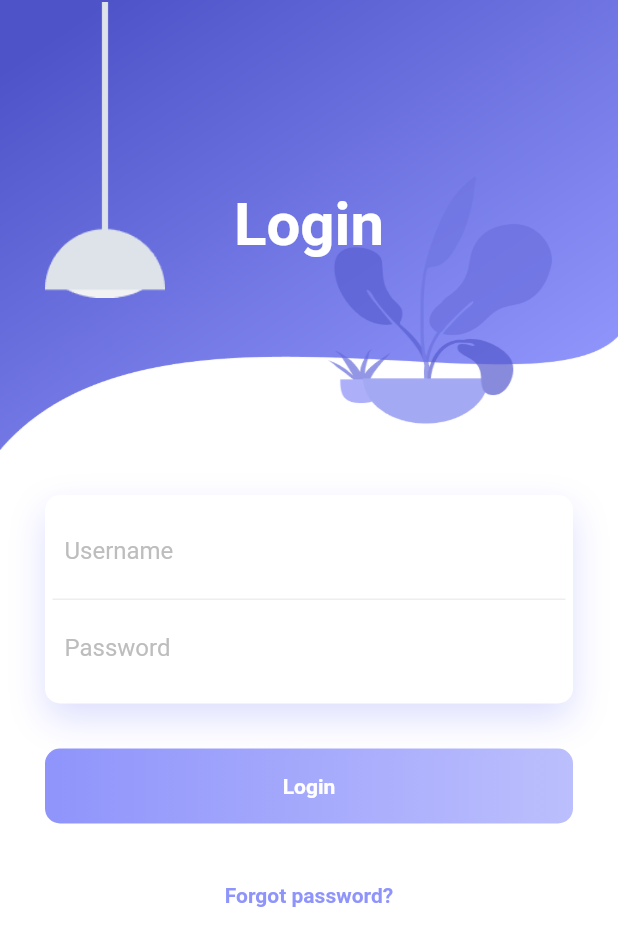
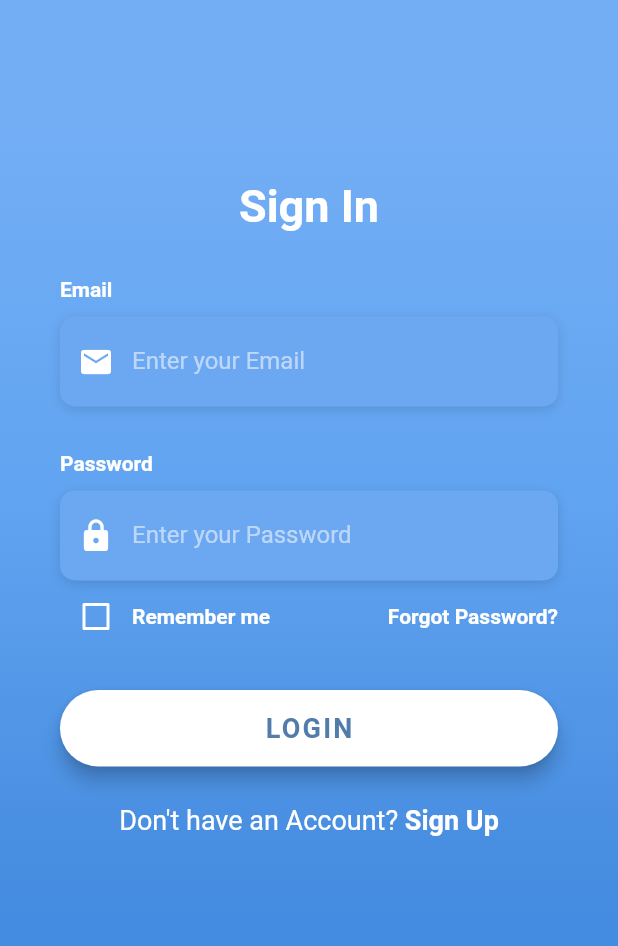
Before and after one commit to timeitel/travel_app, a Flutter app: the screen it shows after launch, on a phone screen of 412 x 824 dp. Shown: the top 946 px of the screen. Run offline on Flutter 3.47's test engine with Material 2 defaults, Android fonts, the phone set to English and light mode, and no system bars; our stand-ins replace font_awesome_flutter; Roboto replaces fonts that are missing (OpenSans).

Commit message:
style: Login screen

```diff
--- a/lib/screens/login_screen.dart
+++ b/lib/screens/login_screen.dart
@@ -1,124 +1,282 @@
 import 'package:flutter/material.dart';
-import 'package:travel_app/screens/home_screen.dart';
+import 'package:flutter/services.dart';
 
-class LoginScreen extends StatelessWidget {
+class LoginScreen extends StatefulWidget {
+  @override
+  _LoginScreenState createState() => _LoginScreenState();
+}
+
+final kHintTextStyle = TextStyle(
+  color: Colors.white54,
+  fontFamily: 'OpenSans',
+);
+
+final kLabelStyle = TextStyle(
+  color: Colors.white,
+  fontWeight: FontWeight.bold,
+  fontFamily: 'OpenSans',
+);
+
+final kBoxDecorationStyle = BoxDecoration(
+  color: Color(0xFF6CA8F1),
+  borderRadius: BorderRadius.circular(10.0),
+  boxShadow: [
+    BoxShadow(
+      color: Colors.black12,
+      blurRadius: 6.0,
+      offset: Offset(0, 2),
+    ),
+  ],
+);
+
+class _LoginScreenState extends State<LoginScreen> {
+  bool _rememberMe = false;
+
+  Widget _buildForgotPasswordBtn() {
+    return Container(
+      alignment: Alignment.centerRight,
+      child: FlatButton(
+        onPressed: () => print('Forgot Password Button Pressed'),
+        padding: EdgeInsets.only(right: 0.0),
+        child: Text(
+          'Forgot Password?',
+          style: kLabelStyle,
+        ),
+      ),
+    );
+  }
+
+  Widget _buildRememberMeCheckbox() {
+    return Container(
+      height: 20.0,
+      child: Row(
+        children: <Widget>[
+          Theme(
+            data: ThemeData(unselectedWidgetColor: Colors.white),
+            child: Checkbox(
+              value: _rememberMe,
+              checkColor: Colors.green,
+              activeColor: Colors.white,
+              onChanged: (value) {
+                setState(() {
+                  _rememberMe = value;
+                });
+              },
+            ),
+          ),
+          Text(
+            'Remember me',
+            style: kLabelStyle,
+          ),
+        ],
+      ),
+    );
+  }
+
+  Widget _buildLoginBtn() {
+    return Container(
+      padding: EdgeInsets.symmetric(vertical: 25.0),
+      width: double.infinity,
+      child: RaisedButton(
+        elevation: 5.0,
+        onPressed: () => print('Login Button Pressed'),
+        padding: EdgeInsets.all(15.0),
+        shape: RoundedRectangleBorder(
+          borderRadius: BorderRadius.circular(30.0),
+        ),
+        color: Colors.white,
+        child: Text(
+          'LOGIN',
+          style: TextStyle(
+            color: Color(0xFF527DAA),
+            letterSpacing: 1.5,
+            fontSize: 18.0,
+            fontWeight: FontWeight.bold,
+            fontFamily: 'OpenSans',
+          ),
+        ),
+      ),
+    );
+  }
+
+  Widget _buildSignupBtn() {
+    return GestureDetector(
+      onTap: () => print('Sign Up Button Pressed'),
+      child: RichText(
+        text: TextSpan(
+          children: [
+            TextSpan(
+              text: 'Don\'t have an Account? ',
+              style: TextStyle(
+                color: Colors.white,
+                fontSize: 18.0,
+                fontWeight: FontWeight.w400,
+              ),
+            ),
+            TextSpan(
+              text: 'Sign Up',
+              style: TextStyle(
+                color: Colors.white,
+                fontSize: 18.0,
+                fontWeight: FontWeight.bold,
+              ),
+            ),
+          ],
+        ),
+      ),
+    );
+  }
+
   @override
   Widget build(BuildContext context) {
     return Scaffold(
-      backgroundColor: Colors.white,
-      body: Container(
-        child: Column(
+      body: AnnotatedRegion<SystemUiOverlayStyle>(
+        value: SystemUiOverlayStyle.light,
+        child: GestureDetector(
+          onTap: () => FocusScope.of(context).unfocus(),
+          child: Stack(
             children: <Widget>[
               Container(
-              height: 300.0,
+                height: double.infinity,
+                width: double.infinity,
                 decoration: BoxDecoration(
-                  image: DecorationImage(
-                      image: AssetImage('assets/images/background.png'),
-                      fit: BoxFit.fill)),
-              child: Stack(
+                  gradient: LinearGradient(
+                    begin: Alignment.topCenter,
+                    end: Alignment.bottomCenter,
+                    colors: [
+                      Color(0xFF73AEF5),
+                      Color(0xFF61A4F1),
+                      Color(0xFF478DE0),
+                      Color(0xFF398AE5),
+                    ],
+                    stops: [0.1, 0.4, 0.7, 0.9],
+                  ),
+                ),
+              ),
+              Container(
+                height: double.infinity,
+                child: SingleChildScrollView(
+                  physics: AlwaysScrollableScrollPhysics(),
+                  padding: EdgeInsets.symmetric(
+                    horizontal: 40.0,
+                    vertical: 120.0,
+                  ),
+                  child: Column(
+                    mainAxisAlignment: MainAxisAlignment.center,
                     children: <Widget>[
-                  Positioned(
-                      left: 30.0,
-                      width: 80.0,
-                      height: 200.0,
-                      child: Container(
-                        decoration: BoxDecoration(
-                            image: DecorationImage(
-                                image:
-                                    AssetImage('assets/images/light-1.png'))),
-                      )),
-                  Positioned(
-                    child: Container(
-                      child: Center(
-                        child: Text(
-                          'Login',
-                          style: TextStyle(
-                              color: Colors.white,
-                              fontSize: 40.0,
-                              fontWeight: FontWeight.w700),
+                      _buildLoginHero(),
+                      SizedBox(height: 30.0),
+                      _buildEmailInput(),
+                      SizedBox(
+                        height: 30.0,
                       ),
+                      _buildPasswordInput(),
+                      Row(
+                        mainAxisAlignment: MainAxisAlignment.spaceBetween,
+                        children: <Widget>[
+                          _buildRememberMeCheckbox(),
+                          _buildForgotPasswordBtn(),
+                        ],
+                      ),
+                      _buildLoginBtn(),
+                      _buildSignupBtn(),
+                    ],
                   ),
                 ),
               )
             ],
           ),
         ),
-            Padding(
-              padding: EdgeInsets.all(30.0),
-              child: Column(
-                children: <Widget>[
-                  Container(
-                    padding: EdgeInsets.all(5.0),
-                    decoration: BoxDecoration(
-                        color: Colors.white,
-                        borderRadius: BorderRadius.circular(10.0),
-                        boxShadow: [
-                          BoxShadow(
-                              color: Color.fromRGBO(143, 148, 251, 0.3),
-                              blurRadius: 20.0,
-                              offset: Offset(0, 10))
-                        ]),
-                    child: Column(
-                      children: <Widget>[
-                        Container(
-                          padding: EdgeInsets.all(8.0),
-                          decoration: BoxDecoration(
-                              border: Border(
-                                  bottom: BorderSide(color: Colors.grey[200]))),
-                          child: TextField(
-                            decoration: InputDecoration(
-                                border: InputBorder.none,
-                                hintText: 'Username',
-                                hintStyle: TextStyle(color: Colors.grey[400])),
-                          ),
-                        ),
-                        Container(
-                          padding: EdgeInsets.all(8.0),
-                          child: TextField(
-                            decoration: InputDecoration(
-                                border: InputBorder.none,
-                                hintText: 'Password',
-                                hintStyle: TextStyle(color: Colors.grey[400])),
-                          ),
-                        )
-                      ],
-                    ),
-                  ),
-                  SizedBox(
-                    height: 30.0,
-                  ),
-                  Container(
-                    height: 50.0,
-                    decoration: BoxDecoration(
-                        borderRadius: BorderRadius.circular(10.0),
-                        gradient: LinearGradient(colors: [
-                          Color.fromRGBO(143, 148, 251, 1),
-                          Color.fromRGBO(143, 148, 251, 0.6)
-                        ])),
-                    child: Center(
-                        child: Text(
-                      'Login',
-                      style: TextStyle(
-                        color: Colors.white,
-                        fontWeight: FontWeight.w700,
-                      ),
-                    )),
-                  ),
-                  SizedBox(
-                    height: 40.0,
-                  ),
-                  Text(
-                    'Forgot password?',
-                    style: TextStyle(
-                        color: Color.fromRGBO(143, 148, 251, 1),
-                        fontWeight: FontWeight.w700),
-                  )
-                ],
-              ),
-            )
-          ],
-        ),
       ),
     );
   }
 }
+
+class _buildLoginHero extends StatelessWidget {
+  const _buildLoginHero({
+    Key key,
+  }) : super(key: key);
+
+  @override
+  Widget build(BuildContext context) {
+    return Text(
+      'Sign In',
+      style: TextStyle(
+        color: Colors.white,
+        fontFamily: 'OpenSans',
+        fontSize: 30.0,
+        fontWeight: FontWeight.bold,
+      ),
+    );
+  }
+}
+
+Widget _buildEmailInput() {
+  return Column(
+    crossAxisAlignment: CrossAxisAlignment.start,
+    children: <Widget>[
+      Text(
+        'Email',
+        style: kLabelStyle,
+      ),
+      SizedBox(height: 10.0),
+      Container(
+        alignment: Alignment.centerLeft,
+        decoration: kBoxDecorationStyle,
+        height: 60.0,
+        child: TextField(
+          keyboardType: TextInputType.emailAddress,
+          style: TextStyle(
+            color: Colors.white,
+            fontFamily: 'OpenSans',
+          ),
+          decoration: InputDecoration(
+            border: InputBorder.none,
+            contentPadding: EdgeInsets.only(top: 14.0),
+            prefixIcon: Icon(
+              Icons.email,
+              color: Colors.white,
+            ),
+            hintText: 'Enter your Email',
+            hintStyle: kHintTextStyle,
+          ),
+        ),
+      ),
+    ],
+  );
+}
+
+Widget _buildPasswordInput() {
+  return Column(
+    crossAxisAlignment: CrossAxisAlignment.start,
+    children: <Widget>[
+      Text(
+        'Password',
+        style: kLabelStyle,
+      ),
+      SizedBox(height: 10.0),
+      Container(
+        alignment: Alignment.centerLeft,
+        decoration: kBoxDecorationStyle,
+        height: 60.0,
+        child: TextField(
+          obscureText: true,
+          style: TextStyle(
+            color: Colors.white,
+            fontFamily: 'OpenSans',
+          ),
+          decoration: InputDecoration(
+            border: InputBorder.none,
+            contentPadding: EdgeInsets.only(top: 14.0),
+            prefixIcon: Icon(
+              Icons.lock,
+              color: Colors.white,
+            ),
+            hintText: 'Enter your Password',
+            hintStyle: kHintTextStyle,
+          ),
+        ),
+      ),
+    ],
+  );
+}
```
Lines whose indentation alone changed are shown as unchanged.
